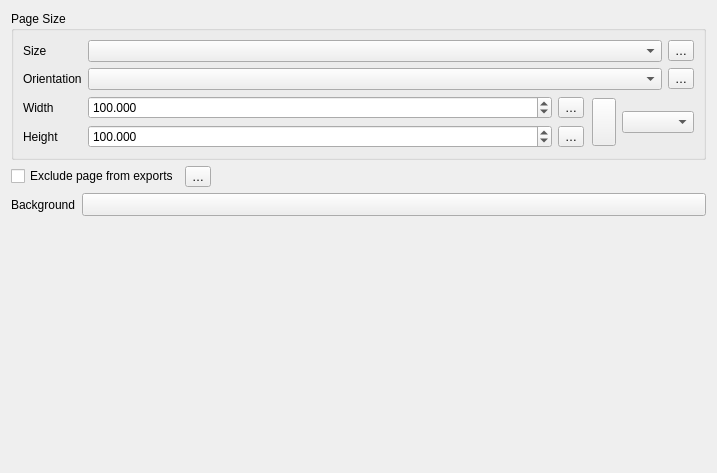
Above: src/ui/layout/qgslayoutpagepropertieswidget.ui from qgis/QGIS before the change. Below: the same form after it.
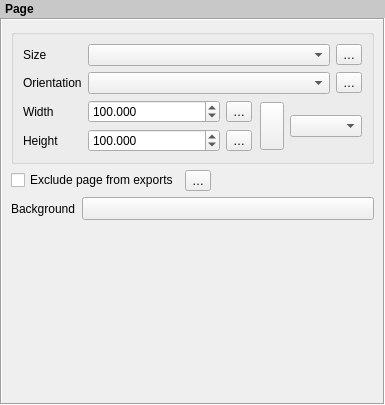
That is the form after the change. Custom widgets are drawn as their Qt base class.

Commit message: Fix #25694 - Page number in item properties

What changed in the file:
```diff
--- a/src/ui/layout/qgslayoutpagepropertieswidget.ui
+++ b/src/ui/layout/qgslayoutpagepropertieswidget.ui
@@ -6,47 +6,58 @@
    <rect>
     <x>0</x>
     <y>0</y>
-    <width>717</width>
-    <height>473</height>
+    <width>385</width>
+    <height>405</height>
    </rect>
   </property>
   <property name="windowTitle">
    <string>New Item Properties</string>
   </property>
-  <layout class="QGridLayout" name="gridLayout_2" columnstretch="0,1">
-   <item row="4" column="1">
-    <widget class="QgsSymbolButton" name="mSymbolButton">
-     <property name="enabled">
-      <bool>true</bool>
-     </property>
+  <layout class="QVBoxLayout" name="verticalLayout">
+   <property name="spacing">
+    <number>0</number>
+   </property>
+   <property name="leftMargin">
+    <number>0</number>
+   </property>
+   <property name="topMargin">
+    <number>0</number>
+   </property>
+   <property name="rightMargin">
+    <number>0</number>
+   </property>
+   <property name="bottomMargin">
+    <number>0</number>
+   </property>
+   <item>
+    <widget class="QLabel" name="mTitleLabel">
      <property name="sizePolicy">
-      <sizepolicy hsizetype="Preferred" vsizetype="Preferred">
+      <sizepolicy hsizetype="Preferred" vsizetype="Maximum">
        <horstretch>0</horstretch>
        <verstretch>0</verstretch>
       </sizepolicy>
      </property>
-     <property name="minimumSize">
-      <size>
-       <width>100</width>
-       <height>0</height>
-      </size>
+     <property name="styleSheet">
+      <string notr="true">padding: 2px; font-weight: bold; background-color: rgb(200, 200, 200);</string>
      </property>
      <property name="text">
-      <string/>
+      <string>Page</string>
      </property>
     </widget>
    </item>
-   <item row="4" column="0">
-    <widget class="QLabel" name="label">
-     <property name="text">
-      <string>Background</string>
+   <item>
+    <widget class="QFrame" name="frame">
+     <property name="frameShape">
+      <enum>QFrame::Box</enum>
      </property>
-    </widget>
-   </item>
+     <property name="frameShadow">
+      <enum>QFrame::Sunken</enum>
+     </property>
+     <layout class="QGridLayout" name="gridLayout_2">
    <item row="0" column="0" colspan="2">
     <widget class="QGroupBox" name="groupBox">
      <property name="title">
-      <string>Page Size</string>
+         <string/>
      </property>
      <layout class="QGridLayout" name="gridLayout" columnstretch="0,1">
       <item row="3" column="0">
@@ -202,7 +213,7 @@
      </layout>
     </widget>
    </item>
-   <item row="5" column="0">
+      <item row="3" column="1">
     <spacer name="verticalSpacer">
      <property name="orientation">
       <enum>Qt::Vertical</enum>
@@ -252,15 +263,41 @@
      </item>
     </layout>
    </item>
+      <item row="2" column="0">
+       <widget class="QLabel" name="label">
+        <property name="text">
+         <string>Background</string>
+        </property>
+       </widget>
+      </item>
+      <item row="2" column="1">
+       <widget class="QgsSymbolButton" name="mSymbolButton">
+        <property name="enabled">
+         <bool>true</bool>
+        </property>
+        <property name="sizePolicy">
+         <sizepolicy hsizetype="Expanding" vsizetype="Fixed">
+          <horstretch>0</horstretch>
+          <verstretch>0</verstretch>
+         </sizepolicy>
+        </property>
+        <property name="minimumSize">
+         <size>
+          <width>100</width>
+          <height>0</height>
+         </size>
+        </property>
+        <property name="text">
+         <string/>
+        </property>
+       </widget>
+      </item>
+     </layout>
+    </widget>
+   </item>
   </layout>
  </widget>
  <customwidgets>
-  <customwidget>
-   <class>QgsRatioLockButton</class>
-   <extends>QToolButton</extends>
-   <header>qgsratiolockbutton.h</header>
-   <container>1</container>
-  </customwidget>
   <customwidget>
    <class>QgsDoubleSpinBox</class>
    <extends>QDoubleSpinBox</extends>
@@ -281,6 +318,12 @@
    <extends>QComboBox</extends>
    <header>qgslayoutunitscombobox.h</header>
   </customwidget>
+  <customwidget>
+   <class>QgsRatioLockButton</class>
+   <extends>QToolButton</extends>
+   <header>qgsratiolockbutton.h</header>
+   <container>1</container>
+  </customwidget>
  </customwidgets>
  <tabstops>
   <tabstop>mPageSizeComboBox</tabstop>
```
Left out of the diff: 4 changed lines with no effect on the pictures. Lines whose indentation alone changed are shown as unchanged. The commit also changes 1 other file.
